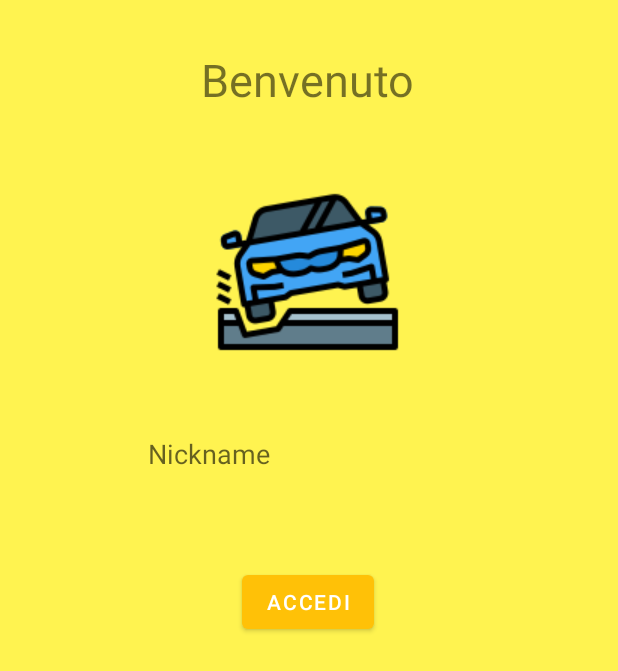
After one commit to Endless077/Potholes, an Android app: the layout fragment_login.xml on its own in the app's theme, with its tools: preview values and no code run, on a phone screen of 412 x 824 dp. The commit adds this screen. Shown: the top 671 px of the screen. Run offline under Robolectric (Android 15) with nearby library versions, the phone set to English and light mode, and no system bars.

Commit message:
aggiunti i fragment con l'interfaccia iniziale

```diff
--- a/Client/app/build.gradle
+++ b/Client/app/build.gradle
@@ -51,6 +51,8 @@ dependencies {
     implementation 'androidx.appcompat:appcompat:1.4.1'
     implementation 'com.google.android.material:material:1.5.0'
     implementation 'androidx.constraintlayout:constraintlayout:2.1.3'
+    implementation 'androidx.legacy:legacy-support-v4:1.0.0'
+    implementation 'com.google.android.gms:play-services-maps:18.0.2'
     testImplementation 'junit:junit:4.13.2'
     androidTestImplementation 'androidx.test.ext:junit:1.1.3'
     androidTestImplementation 'androidx.test.espresso:espresso-core:3.4.0'
--- /dev/null
+++ b/Client/app/src/main/res/layout/fragment_login.xml
@@ -0,0 +1,67 @@
+<?xml version="1.0" encoding="utf-8"?>
+
+<androidx.constraintlayout.widget.ConstraintLayout xmlns:android="http://schemas.android.com/apk/res/android"
+        xmlns:app="http://schemas.android.com/apk/res-auto"
+        xmlns:tools="http://schemas.android.com/tools"
+        android:layout_width="match_parent"
+        android:layout_height="match_parent"
+        android:background="@color/primaryLightColor"
+        tools:context=".LoginFragment">
+
+    <TextView
+        android:id="@+id/WelcomeTW"
+        android:layout_width="wrap_content"
+        android:layout_height="wrap_content"
+        android:text="@string/welcome"
+        android:textSize="30sp"
+        app:layout_constraintBottom_toBottomOf="parent"
+        app:layout_constraintEnd_toEndOf="parent"
+        app:layout_constraintHorizontal_bias="0.498"
+        app:layout_constraintStart_toStartOf="parent"
+        app:layout_constraintTop_toTopOf="parent"
+        app:layout_constraintVertical_bias="0.042" />
+
+
+    <Button
+        android:id="@+id/accediButton"
+        android:layout_width="wrap_content"
+        android:layout_height="wrap_content"
+        android:text="@string/accedi"
+        app:layout_constraintBottom_toBottomOf="parent"
+        app:layout_constraintEnd_toEndOf="parent"
+        app:layout_constraintHorizontal_bias="0.498"
+        app:layout_constraintStart_toStartOf="parent"
+        app:layout_constraintTop_toBottomOf="@+id/editTextNickname"
+        app:layout_constraintVertical_bias="0.113" />
+
+    <EditText
+        android:id="@+id/editTextNickname"
+        android:layout_width="wrap_content"
+        android:layout_height="wrap_content"
+        android:layout_marginStart="32dp"
+        android:layout_marginEnd="32dp"
+        android:background="@null"
+        android:ems="10"
+        android:hint="@string/nickname"
+        android:inputType="textPersonName"
+        android:minHeight="48dp"
+        app:layout_constraintBottom_toBottomOf="parent"
+        app:layout_constraintEnd_toEndOf="parent"
+        app:layout_constraintHorizontal_bias="0.496"
+        app:layout_constraintStart_toStartOf="parent"
+        app:layout_constraintTop_toBottomOf="@+id/imageViewLogo"
+        app:layout_constraintVertical_bias="0.077" />
+
+    <ImageView
+        android:id="@+id/imageViewLogo"
+        android:layout_width="wrap_content"
+        android:layout_height="wrap_content"
+        app:layout_constraintBottom_toBottomOf="parent"
+        app:layout_constraintEnd_toEndOf="parent"
+        app:layout_constraintHorizontal_bias="0.498"
+        app:layout_constraintStart_toStartOf="parent"
+        app:layout_constraintTop_toBottomOf="@+id/WelcomeTW"
+        app:layout_constraintVertical_bias="0.058"
+        app:srcCompat="@drawable/pothole_sessantaquattro" />
+
+</androidx.constraintlayout.widget.ConstraintLayout>
--- a/Client/app/src/main/res/values/strings.xml
+++ b/Client/app/src/main/res/values/strings.xml
@@ -1,3 +1,16 @@
 <resources>
     <string name="app_name">Potholes</string>
+
+    //Fragment Login
+    <string name="welcome">Benvenuto</string>
+    <string name="nickname">Nickname</string>
+    <string name="accedi">Accedi</string>
+
+    //Fragment HomePage
+    <string name="ciaoUtente">Ciao</string>
+    <string name="nextPotholes">Cerca buche vicino a te</string>
+    <string name="allPotholes">Visuallizza tutte le buche</string>
+    <string name="startRecord">Inizia registrazione</string>
+    <string name="endRecord">Termina registrazione</string>
+
 </resources>
```
Also changed, not shown: Client/app/src/main/java/com/example/potholes/HomePageFragment.java (added, +44 -0 lines), Client/app/src/main/java/com/example/potholes/LoginFragment.java (added, +54 -0 lines), Client/app/src/main/java/com/example/potholes/MainActivity.java (+32 -0 lines), Client/app/src/main/res/layout/activity_main.xml (+9 -7 lines), Client/app/src/main/res/layout/fragment_home_page.xml (added, +79 -0 lines), Client/app/src/main/res/drawable/pothole.png (added), Client/app/src/main/res/drawable/pothole_centoventotto.png (added), Client/app/src/main/res/drawable/pothole_sedici.png (added), Client/app/src/main/res/drawable/pothole_sessantaquattro.png (added), Client/app/src/main/res/drawable/pothole_trentadue.png (added), Client/app/src/main/res/drawable/pothole_ventiquattro.png (added).
